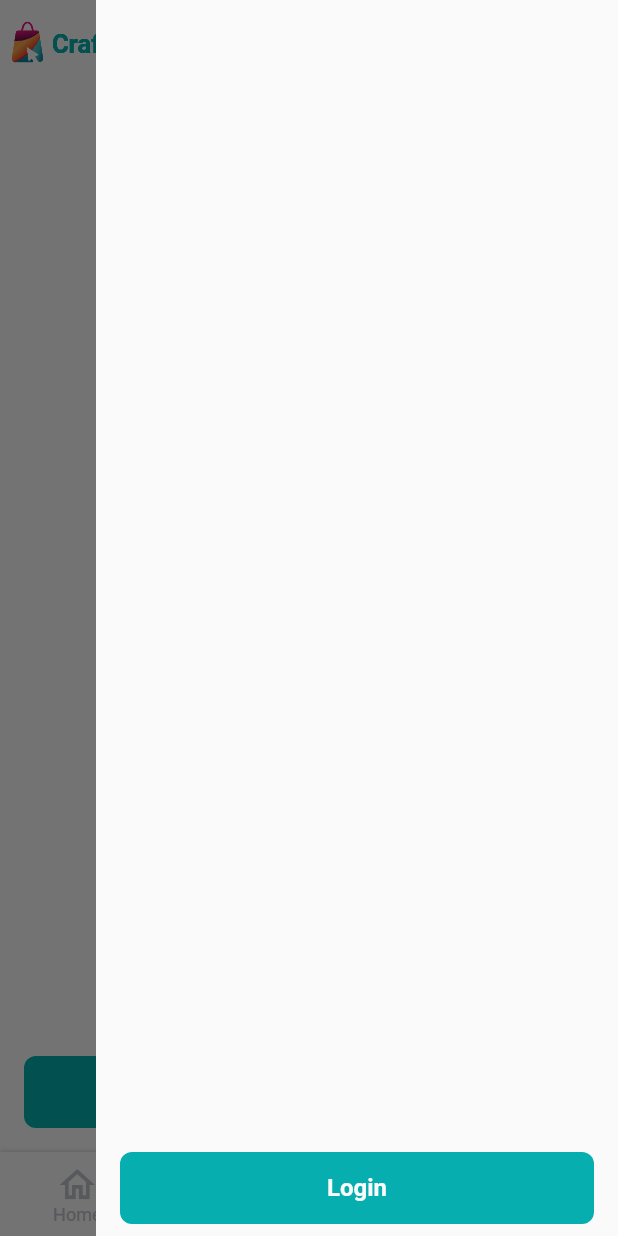
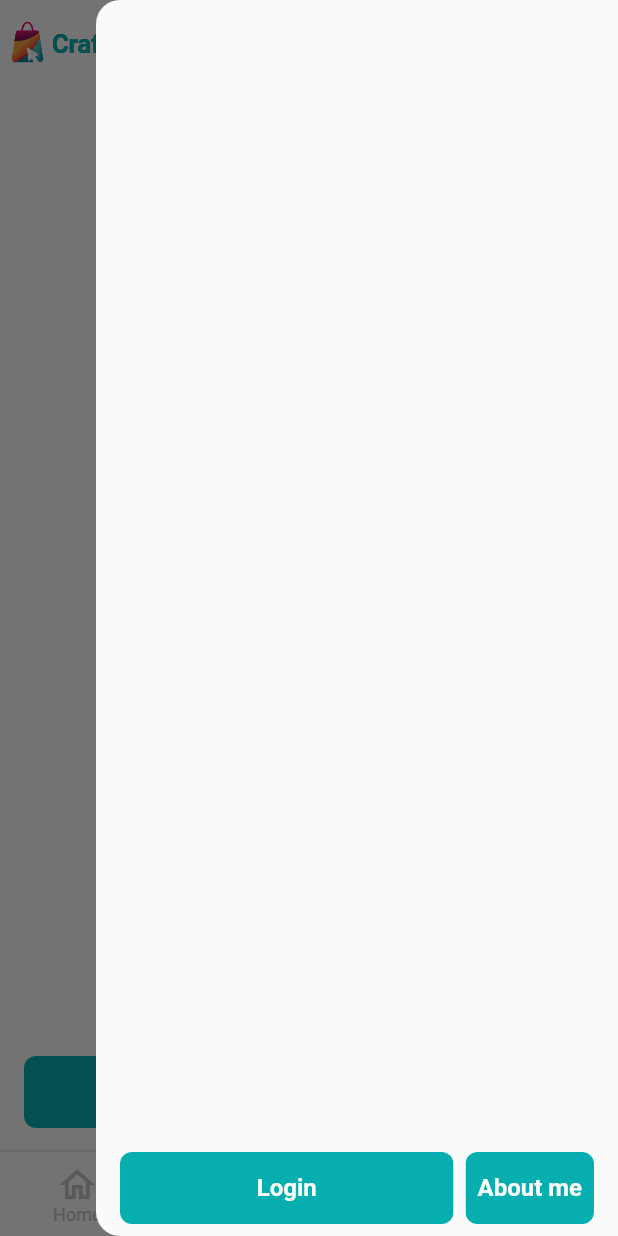
Before and after one commit to SHAJED99/ecommerce, a Flutter app: the screen it shows after launch, item 3 of the bottom bar chosen, in the side drawer, after a tap on "Login", on a phone screen of 412 x 824 dp. Run offline on Flutter 3.47's test engine with Material 2 defaults, Android fonts, the phone set to English and light mode, and no system bars; our stand-ins replace carousel_slider, flutter_svg, fluttertoast, get, pin_code_fields and 1 more; missing offline and left inert: dart:ffi; network calls fail.

```diff
--- a/lib/src/controllers/data_controllers/data_controller.dart
+++ b/lib/src/controllers/data_controllers/data_controller.dart
@@ -47,7 +47,7 @@ class DataController extends GetxController {
   //* 0 App initializing function (On startup initialization) //////////////////
   Future<void> initApp() async {
     token.value = await _localData.initData();
-    if (token.isNotEmpty) _tokenValidation(showError: false);
+    _readProf();
     tokenListener();
   }
 
@@ -106,14 +106,15 @@ class DataController extends GetxController {
   Future<List<ProductCardModel>> getProductListByCategory(String id) async => await _errorHandler<List<ProductCardModel>>(function: () async => await ApiServices.listProductByCategory(id)).then((value) => value.value);
   //////////////////////////////////////////////////////////////////////////////
 
+  //* 3 App Function (With token user) /////////////////////////////////////////
   // add to cart
   Future<bool> addToCart({required int productId, required String color, required String size}) async {
     if (token.isEmpty) _loadLoginScreen();
-
     return true;
   }
 
-  void readProf() {
-    _tokenValidation();
+  void _readProf() {
+    if (token.isNotEmpty) _tokenValidation(showError: false);
   }
+  //////////////////////////////////////////////////////////////////////////////
 }
--- a/lib/src/controllers/services/api/api_services.dart
+++ b/lib/src/controllers/services/api/api_services.dart
@@ -132,7 +132,6 @@ class ApiServices {
   static Future<UserModel> userInformation(String token) async {
     if (kDebugMode) print("ApiServices: Requesting ApiServices.userInformation");
     String httpLink = "/ReadProfile";
-
     try {
       http.Response res = await HttpCall.get(httpLink, token: token);
       var metaData = jsonDecode(res.body);
--- a/lib/src/views/screens/wrapper_screen.dart
+++ b/lib/src/views/screens/wrapper_screen.dart
@@ -1,7 +1,7 @@
 import 'package:ecommerce/src/controllers/screen_controllers/wrapper_screen_controller.dart';
 import 'package:ecommerce/src/models/app_models/app_constants.dart';
 import 'package:ecommerce/src/views/widgets/custom_bottom_nav_bar.dart';
-import 'package:ecommerce/src/views/widgets/end_drawer.dart';
+import 'package:ecommerce/src/views/widgets/custom_end_drawer.dart';
 import 'package:flutter/material.dart';
 import 'package:get/get.dart';
 
--- a/lib/src/views/widgets/buttons/custom_elevated_button_widget.dart
+++ b/lib/src/views/widgets/buttons/custom_elevated_button_widget.dart
@@ -1,6 +1,7 @@
 import 'package:flutter/material.dart';
 
 class CustomElevatedButton extends StatefulWidget {
+  final List<BoxShadow>? boxShadow;
   final bool enable;
   final double? height;
   final double? width;
@@ -18,7 +19,8 @@ class CustomElevatedButton extends StatefulWidget {
   final Widget? onSuccessWidget;
   final Widget? onErrorWidget;
   final bool expanded;
-  final MainAxisAlignment mainAxisAlignment;
+  final MainAxisAlignment verticalAlignment;
+  final AlignmentGeometry? horizontalAlignment;
   final Duration statusShowingDuration;
   final Color? backgroundColor;
   final Color iconColor;
@@ -34,7 +36,8 @@ class CustomElevatedButton extends StatefulWidget {
     this.child,
     this.onRunningWidget,
     this.expanded = false,
-    this.mainAxisAlignment = MainAxisAlignment.center,
+    this.verticalAlignment = MainAxisAlignment.center,
+    this.horizontalAlignment = Alignment.center,
     this.onSuccessWidget,
     this.onErrorWidget,
     this.statusShowingDuration = const Duration(seconds: 2),
@@ -45,6 +48,7 @@ class CustomElevatedButton extends StatefulWidget {
     this.duration = const Duration(milliseconds: 150),
     this.margin,
     this.border,
+    this.boxShadow,
   });
 
   @override
@@ -79,11 +83,13 @@ class _CustomElevatedButtonState extends State<CustomElevatedButton> {
       child: Container(
         margin: widget.margin,
         clipBehavior: Clip.antiAlias,
-        decoration: BoxDecoration(borderRadius: widget.borderRadius, border: widget.border),
+        decoration: BoxDecoration(borderRadius: widget.borderRadius, border: widget.border, boxShadow: widget.boxShadow),
         child: Material(
           color: widget.backgroundColor ?? Theme.of(context).primaryColor,
           child: InkWell(
-            onTap: () async {
+            onTap: !widget.enable
+                ? null
+                : () async {
                     if (!widget.enable) return;
                     if (isRunning != ButtonStatus.stable) return;
                     if (mounted) setState(() => isRunning = ButtonStatus.running);
@@ -99,22 +105,15 @@ class _CustomElevatedButtonState extends State<CustomElevatedButton> {
                     if (mounted) setState(() => isRunning = ButtonStatus.stable);
                   },
             child: Container(
-              alignment: widget.expanded ? Alignment.center : null,
+              alignment: widget.expanded ? widget.horizontalAlignment : null,
               padding: widget.contentPadding,
               height: widget.height,
               width: widget.width,
               constraints: widget.constraints,
               child: Column(
-                mainAxisAlignment: MainAxisAlignment.center,
+                mainAxisAlignment: widget.verticalAlignment,
                 children: [
-                  if (isRunning == ButtonStatus.running)
-                    child(widget.onRunningWidget ?? CircularProgressIndicator(color: widget.iconColor))
-                  else if (isRunning == ButtonStatus.success)
-                    child(widget.onSuccessWidget ?? Icon(Icons.done, color: widget.iconColor))
-                  else if (isRunning == ButtonStatus.error)
-                    child(widget.onErrorWidget ?? Icon(Icons.error, color: widget.iconColor))
-                  else
-                    widget.child ?? Container()
+                  if (isRunning == ButtonStatus.running) child(widget.onRunningWidget ?? CircularProgressIndicator(color: widget.iconColor)) else if (isRunning == ButtonStatus.success) child(widget.onSuccessWidget ?? Icon(Icons.done, color: widget.iconColor)) else if (isRunning == ButtonStatus.error) child(widget.onErrorWidget ?? Icon(Icons.error, color: widget.iconColor)) else widget.child ?? Container(),
                 ],
               ),
             ),
--- /dev/null
+++ b/lib/src/views/widgets/custom_end_drawer.dart
@@ -0,0 +1,95 @@
+import 'package:ecommerce/src/controllers/services/user_message/snackbar.dart';
+import 'package:url_launcher/url_launcher.dart';
+import 'package:ecommerce/src/controllers/data_controllers/data_controller.dart';
+import 'package:ecommerce/src/models/app_models/app_constants.dart';
+import 'package:ecommerce/src/views/screens/user_screens/login_screen.dart';
+import 'package:ecommerce/src/views/widgets/buttons/custom_elevated_button_widget.dart';
+import 'package:ecommerce/src/views/widgets/user_details.dart';
+import 'package:flutter/material.dart';
+import 'package:get/get.dart';
+
+class EndDrawer extends StatelessWidget {
+  final DataController dataController = Get.find();
+  EndDrawer({super.key});
+
+  @override
+  Widget build(BuildContext context) {
+    return Container(
+      decoration: BoxDecoration(color: Theme.of(context).canvasColor, borderRadius: const BorderRadius.horizontal(left: Radius.circular(defaultPadding))),
+      constraints: const BoxConstraints(maxWidth: defaultMaxWidth),
+      margin: const EdgeInsets.only(left: defaultPadding * 4),
+      padding: const EdgeInsets.symmetric(horizontal: defaultPadding),
+      child: LayoutBuilder(builder: (context, BoxConstraints boxConstraints) {
+        return SingleChildScrollView(
+          child: Container(
+            constraints: BoxConstraints(minHeight: boxConstraints.maxHeight),
+            child: Column(
+              mainAxisAlignment: MainAxisAlignment.spaceBetween,
+              children: [
+                // Main content will be here
+                Column(
+                  children: [UserDetails()],
+                ),
+                Row(
+                  children: [
+                    // Login Logout
+                    Expanded(
+                      child: CustomElevatedButton(
+                        margin: const EdgeInsets.symmetric(vertical: defaultPadding / 2),
+                        expanded: true,
+                        onTap: () async {
+                          if (dataController.token.isNotEmpty) {
+                            bool res = await showDialog<bool>(
+                                  context: context,
+                                  builder: (context) => AlertDialog(
+                                    content: const Text('Do you really want to change email address?'),
+                                    actions: [
+                                      ElevatedButton(
+                                        onPressed: () => Get.back(result: false),
+                                        //return false when click on "NO"
+                                        child: const Text('No'),
+                                      ),
+                                      ElevatedButton(
+                                        onPressed: () => Get.back(result: true),
+                                        //return true when click on "Yes"
+                                        child: const Text('Yes'),
+                                      ),
+                                    ],
+                                  ),
+                                ) ??
+                                false;
+                            if (res) dataController.logout();
+                          } else {
+                            Get.to(() => LoginScreen());
+                          }
+                          return;
+                        },
+                        child: Obx(() => Text(dataController.token.isEmpty ? "Login" : "Logout", style: buttonText1)),
+                      ),
+                    ),
+                    const SizedBox(width: defaultPadding / 2),
+                    //* About Me
+                    CustomElevatedButton(
+                      expanded: true,
+                      backgroundColor: Theme.of(context).primaryColor.withOpacity(1),
+                      onTap: () async {
+                        try {
+                          await launchUrl(Uri.parse("https://docs.google.com/document/d/1GOM3gb-5Bw5v9gmMLBl3QdONGnAGf-uvmZZYZ949J0A/edit?usp=sharing"));
+                          return true;
+                        } catch (e) {
+                          showSnackBar(title: "About me", message: "Go to this link => https://docs.google.com/document/d/1GOM3gb-5Bw5v9gmMLBl3QdONGnAGf-uvmZZYZ949J0A/edit?usp=sharing");
+                          return false;
+                        }
+                      },
+                      child: const Text("About me", style: buttonText1),
+                    ),
+                  ],
+                ),
+              ],
+            ),
+          ),
+        );
+      }),
+    );
+  }
+}
--- a/lib/src/views/widgets/custom_top_app_bar.dart
+++ b/lib/src/views/widgets/custom_top_app_bar.dart
@@ -31,8 +31,7 @@ class CustomTopAppBar extends StatelessWidget implements PreferredSizeWidget {
               isActive: dataController.token.isNotEmpty,
               icon: Icons.person_outline_rounded,
             ),
-            NavBarRoundedButton(
-              onTap: () => dataController.readProf(),
+            const NavBarRoundedButton(
               icon: Icons.call_outlined,
             ),
             const NavBarRoundedButton(
--- a/lib/src/views/widgets/end_drawer.dart
+++ /dev/null
@@ -1,38 +0,0 @@
-import 'package:ecommerce/src/controllers/data_controllers/data_controller.dart';
-import 'package:ecommerce/src/models/app_models/app_constants.dart';
-import 'package:ecommerce/src/views/widgets/buttons/custom_elevated_button_widget.dart';
-import 'package:flutter/material.dart';
-import 'package:get/get.dart';
-
-class EndDrawer extends StatelessWidget {
-  final DataController dataController = Get.find();
-  EndDrawer({super.key});
-
-  @override
-  Widget build(BuildContext context) {
-    return Container(
-      constraints: const BoxConstraints(maxWidth: defaultMaxWidth),
-      color: Theme.of(context).canvasColor,
-      margin: const EdgeInsets.only(left: defaultPadding * 4),
-      padding: const EdgeInsets.symmetric(horizontal: defaultPadding),
-      child: Column(
-        children: [
-          Expanded(child: Container()),
-          CustomElevatedButton(
-            margin: const EdgeInsets.symmetric(vertical: defaultPadding / 2),
-            expanded: true,
-            onTap: () {
-              if (dataController.token.isNotEmpty) dataController.logout();
-            },
-            child: Obx(
-              () => Text(
-                dataController.token.isEmpty ? "Login" : "Logout",
-                style: buttonText1,
-              ),
-            ),
-          ),
-        ],
-      ),
-    );
-  }
-}
--- /dev/null
+++ b/lib/src/views/widgets/user_details.dart
@@ -0,0 +1,56 @@
+import 'package:ecommerce/src/controllers/data_controllers/data_controller.dart';
+import 'package:ecommerce/src/models/app_models/app_constants.dart';
+import 'package:ecommerce/src/views/widgets/buttons/custom_elevated_button_widget.dart';
+import 'package:flutter/material.dart';
+import 'package:get/get.dart';
+
+class UserDetails extends StatelessWidget {
+  UserDetails({super.key});
+  final DataController dataController = Get.find();
+
+  @override
+  Widget build(BuildContext context) {
+    return Obx(
+      () => AnimatedSize(
+        duration: const Duration(milliseconds: defaultDuration),
+        child: dataController.user.value.id == null
+            ? const SizedBox()
+            : CustomElevatedButton(
+                enable: false,
+                horizontalAlignment: Alignment.centerLeft,
+                margin: const EdgeInsets.symmetric(vertical: defaultPadding / 2),
+                boxShadow: defaultBoxShadowDown,
+                backgroundColor: Theme.of(context).canvasColor,
+                height: null,
+                expanded: true,
+                contentPadding: const EdgeInsets.symmetric(vertical: defaultPadding, horizontal: defaultPadding),
+                child: Column(
+                  crossAxisAlignment: CrossAxisAlignment.start,
+                  children: [
+                    UserDetailsText(text: "Name: ${dataController.user.value.firstName} ${dataController.user.value.lastName}"),
+                    UserDetailsText(text: "Mobile: ${dataController.user.value.mobileNumber}"),
+                    UserDetailsText(text: "Email: ${dataController.user.value.email}"),
+                    UserDetailsText(text: "Shopping Address: ${dataController.user.value.shippingAddress}${dataController.user.value.city != null ? ", ${dataController.user.value.city}" : ""}"),
+                  ],
+                ),
+              ),
+      ),
+    );
+  }
+}
+
+class UserDetailsText extends StatelessWidget {
+  final String text;
+  const UserDetailsText({
+    super.key,
+    required this.text,
+  });
+
+  @override
+  Widget build(BuildContext context) {
+    return Text(
+      text,
+      style: defaultSubtitle2.copyWith(color: defaultBlackColor, height: 1.5),
+    );
+  }
+}
--- a/pubspec.yaml
+++ b/pubspec.yaml
@@ -43,6 +43,7 @@ dependencies:
   fluttertoast: ^8.2.1
   pin_code_fields: ^7.4.0
   tuple: ^2.0.1
+  url_launcher: ^6.1.10
 
 dev_dependencies:
   flutter_test:
```
Also changed, not shown: pubspec.lock, 5 other files. Lines whose indentation alone changed are shown as unchanged.
